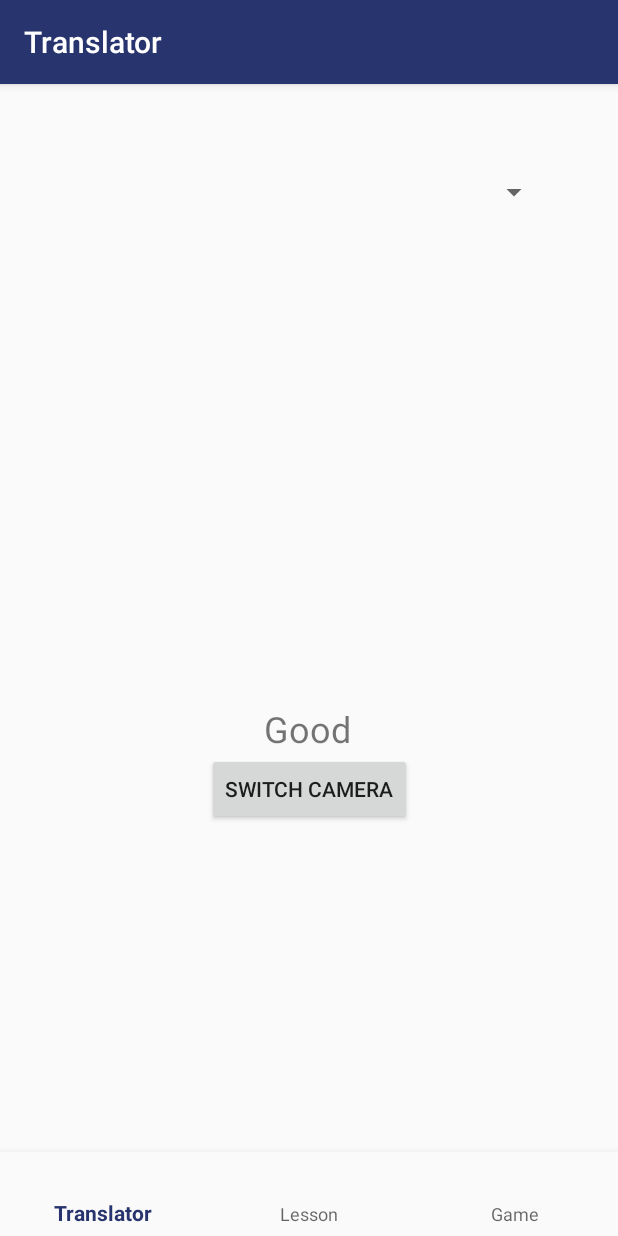
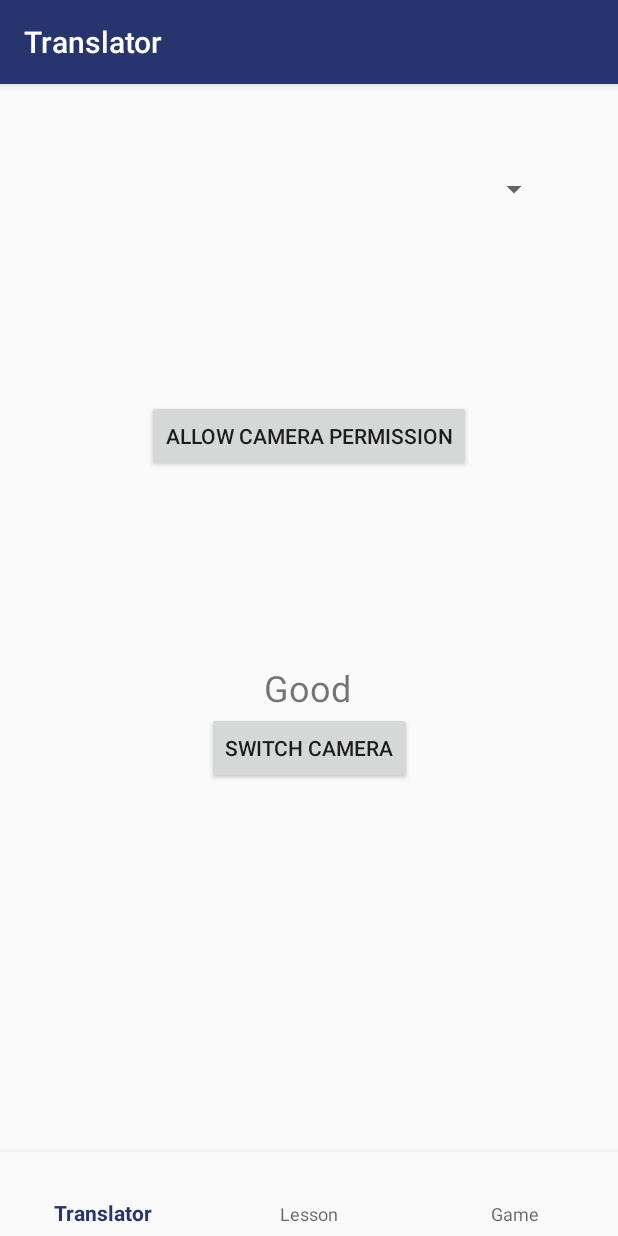
Before and after one commit to ChewBoonZhan/SignLearn, an Android app: the screen it shows after launch (MainActivity), on a phone screen of 412 x 824 dp. Run offline under Robolectric (Android 15) with nearby library versions, the phone set to English and light mode, and no system bars; our stand-ins replace navigation-ui; libraries missing offline, so code that uses them is left out: org.tensorflow.lite; 5 statements that could not run were skipped.

Commit message:
Added refactoring and bug fixes

```diff
--- a/app/build.gradle
+++ b/app/build.gradle
@@ -46,4 +46,8 @@ dependencies {
     implementation('org.tensorflow:tensorflow-lite:0.0.0-nightly') { changing = true }
     implementation('org.tensorflow:tensorflow-lite-gpu:0.0.0-nightly') { changing = true }
     implementation('org.tensorflow:tensorflow-lite-support:0.0.0-nightly') { changing = true }
+    // https://mvnrepository.com/artifact/com.google.code.gson/gson
+    compile group: 'com.google.code.gson', name: 'gson', version: '2.8.2'
+
+
 }
--- a/app/src/main/res/layout/fragment_translator.xml
+++ b/app/src/main/res/layout/fragment_translator.xml
@@ -2,6 +2,7 @@
 <android.support.constraint.ConstraintLayout xmlns:android="http://schemas.android.com/apk/res/android"
     xmlns:app="http://schemas.android.com/apk/res-auto"
     xmlns:tools="http://schemas.android.com/tools"
+    android:id="@+id/container_layout"
     android:layout_width="match_parent"
     android:layout_height="match_parent"
     tools:context=".ui.translator.TranslatorFragment">
@@ -9,13 +10,19 @@
 
     <FrameLayout
         android:id="@+id/camera_frame"
-        android:layout_width="269dp"
-        android:layout_height="327dp"
-        android:layout_marginTop="30dp"
+        android:layout_width="409dp"
+        android:layout_height="302dp"
+        android:layout_marginTop="28dp"
         app:layout_constraintEnd_toEndOf="parent"
         app:layout_constraintStart_toStartOf="parent"
         app:layout_constraintTop_toTopOf="parent">
 
+        <Button
+            android:id="@+id/allow_camera_permission"
+            android:layout_width="wrap_content"
+            android:layout_height="wrap_content"
+            android:layout_gravity="center"
+            android:text="Allow Camera Permission" />
     </FrameLayout>
 
     <TextView
@@ -54,4 +61,5 @@
         app:layout_constraintStart_toStartOf="parent"
         app:layout_constraintTop_toBottomOf="@+id/classitext"
         app:layout_constraintVertical_bias="0.0" />
+
 </android.support.constraint.ConstraintLayout>
```
